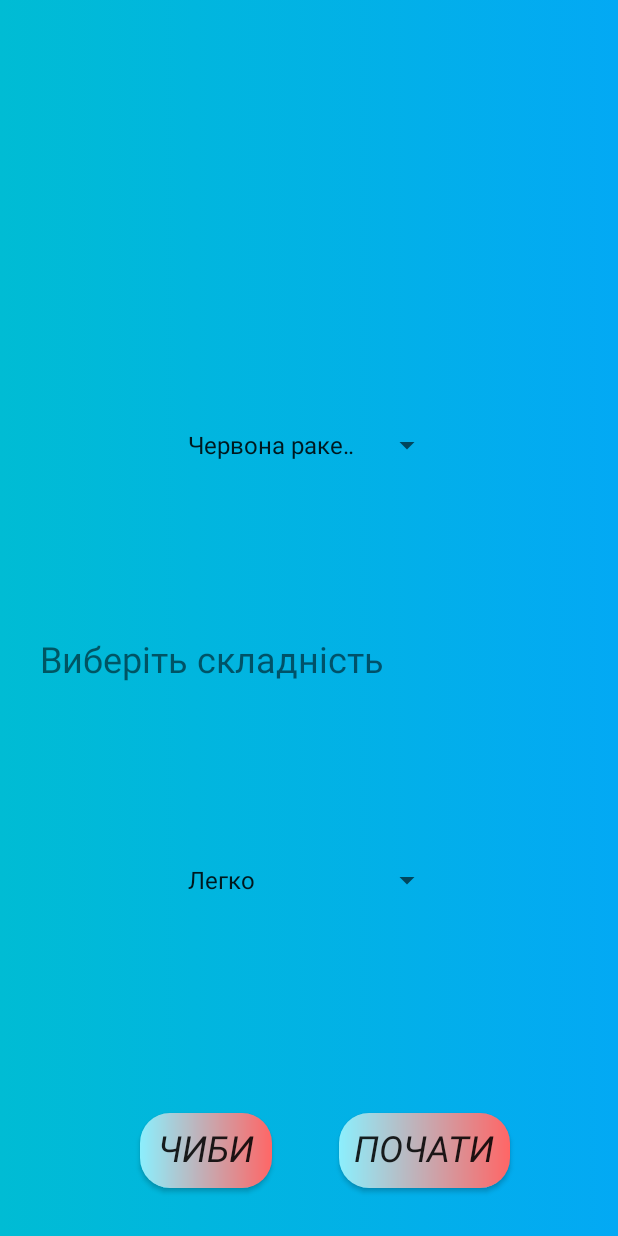
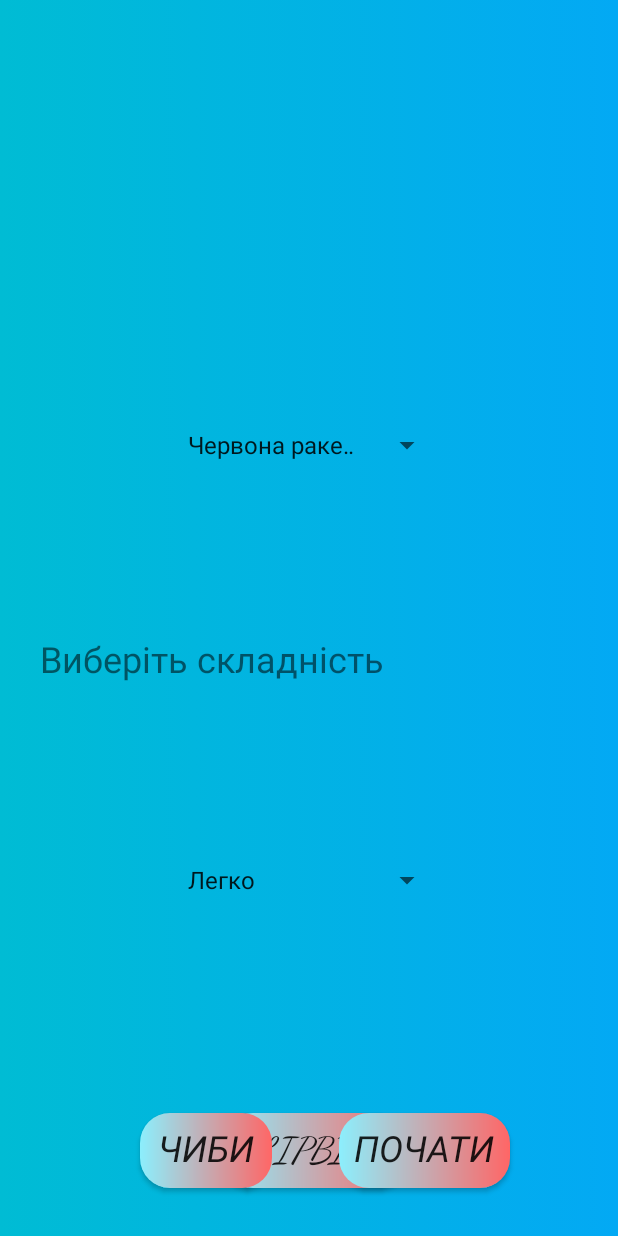
Before and after one commit to Kollkaa/MyApplication, an Android app: the GameActivity screen opened directly, with no data from a screen before it, on a phone screen of 412 x 824 dp. Run offline under Robolectric (Android 15) with nearby library versions, the phone set to English and light mode, and no system bars.

Commit message:
contunie editor

```diff
--- a/app/src/main/java/FlipsBird/Bird.java
+++ b/app/src/main/java/FlipsBird/Bird.java
@@ -20,8 +20,8 @@ public class Bird extends Object_Flip
             this.hei=hei;
             bitmapId = R.drawable.player; // определяем начальные параметры
             size = 10;
-            x=wid/2;
-            y=hei-(hei/7)-100 ;
+            x=100;
+            y=hei/2 ;
             jump_strong=10;
 
             init(context); // инициализируем корабль
--- a/app/src/main/res/layout/game_start.xml
+++ b/app/src/main/res/layout/game_start.xml
@@ -25,6 +25,27 @@
             <android.support.constraint.ConstraintLayout
                 android:layout_width="match_parent"
                 android:layout_height="match_parent">
+
+                <Button
+                    android:id="@+id/start_game3"
+                    android:layout_width="wrap_content"
+                    android:layout_height="wrap_content"
+                    android:layout_marginStart="72dp"
+                    android:layout_marginTop="8dp"
+                    android:layout_marginEnd="72dp"
+                    android:layout_marginBottom="32dp"
+                    android:background="@drawable/splash_btn_grad"
+                    android:fontFamily="cursive"
+                    android:onClick="onClick"
+                    android:text="FlipBird"
+                    android:textSize="24sp"
+                    android:textStyle="italic"
+                    app:layout_constraintBottom_toBottomOf="parent"
+                    app:layout_constraintEnd_toEndOf="parent"
+                    app:layout_constraintHorizontal_bias="0.527"
+                    app:layout_constraintStart_toStartOf="parent"
+                    app:layout_constraintTop_toTopOf="parent"
+                    app:layout_constraintVertical_bias="1.0" />
 
                 <Button
                     android:id="@+id/start_game"
@@ -126,6 +147,7 @@
                     app:layout_constraintHorizontal_bias="1.0"
                     app:layout_constraintStart_toStartOf="parent"
                     app:layout_constraintTop_toTopOf="parent" />
+
             </android.support.constraint.ConstraintLayout>
 
         </RelativeLayout>
```
Also changed, not shown: app/src/main/java/FlipsBird/FlipsView.java (+7 -3 lines), app/src/main/java/com/example/minigames/GameActivity.java (+7 -0 lines), app/src/main/res/drawable/animation_background.xml (indentation only).
